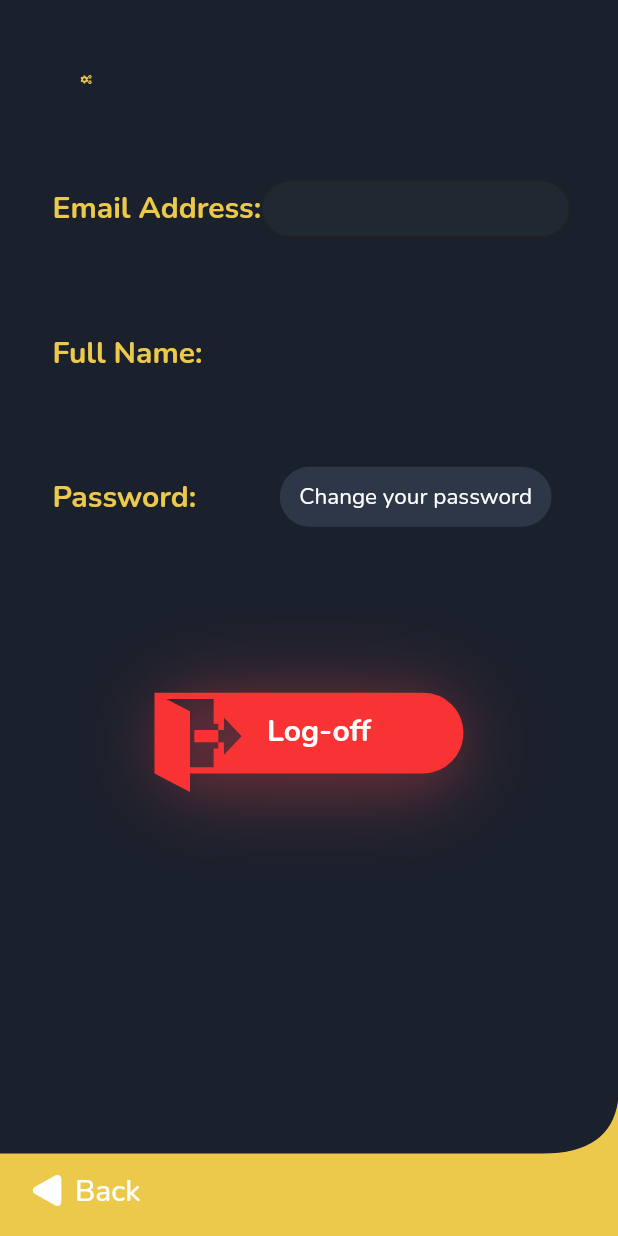
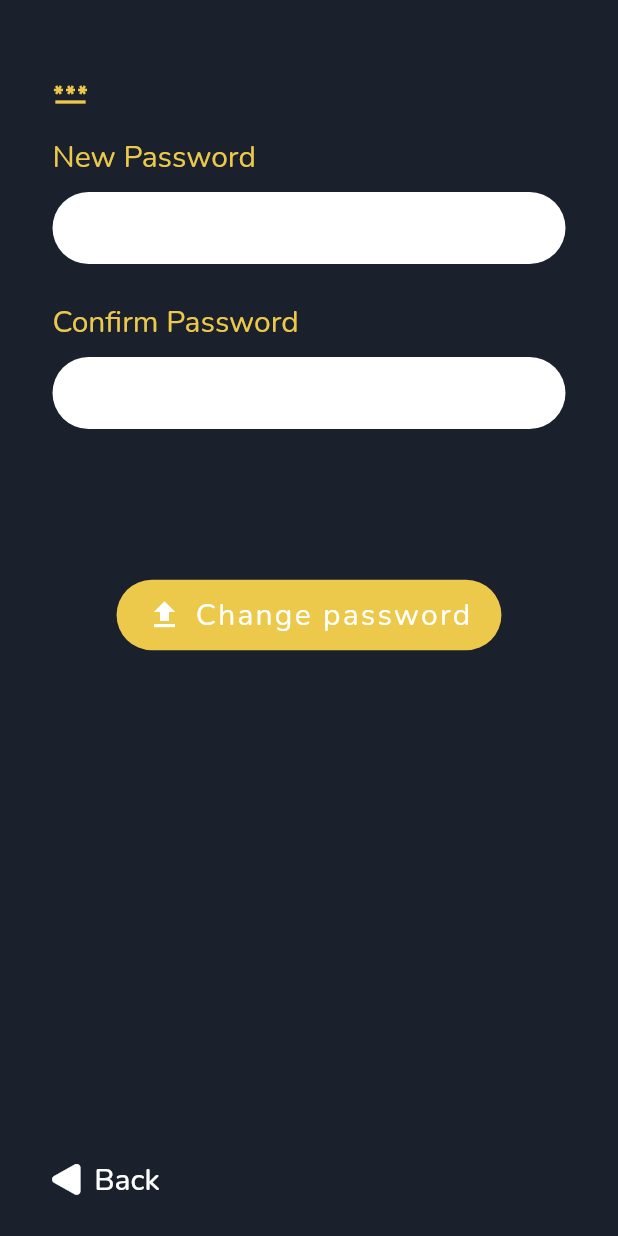
Before and after one commit to Mike4544/gojdu, a Flutter app: the SettingsPage screen opened directly, after a tap on "Change your password", on a phone screen of 412 x 824 dp. Run offline on Flutter 3.47's test engine with Material 2 defaults, Android fonts, the phone set to English and light mode, and no system bars; our stand-ins replace connectivity_plus, flutter_native_splash, flutter_spinkit, flutter_svg, rive and 3 more; missing offline and left inert: animate_icons, dart:ffi; accounts and stored records are empty; statements that could not run were skipped.

Commit message:
Added the bases for the forgotten password page and the change password page

```diff
--- /dev/null
+++ b/lib/pages/change_password.dart
@@ -0,0 +1,91 @@
+import 'package:flutter/material.dart';
+import 'package:gojdu/others/colors.dart';
+import 'package:flutter_svg/flutter_svg.dart';
+import 'dart:ui' as ui;
+import 'package:gojdu/widgets/back_navbar.dart';
+import 'package:gojdu/pages/login.dart';
+import 'package:gojdu/widgets/input_fields.dart';
+import 'package:shared_preferences/shared_preferences.dart';
+
+
+
+class ChangePassword extends StatefulWidget {
+  const ChangePassword({Key? key}) : super(key: key);
+
+  @override
+  State<ChangePassword> createState() => _ChangePasswordState();
+}
+
+class _ChangePasswordState extends State<ChangePassword> {
+
+  final GlobalKey _formKey = GlobalKey();
+
+  String errorMessage1 ='';
+  String errorMessage2 = '';
+
+  @override
+  Widget build(BuildContext context) {
+    return Scaffold(
+      backgroundColor: ColorsB.gray900,
+      bottomNavigationBar: BackNavbar(),
+      appBar: AppBar(
+        automaticallyImplyLeading: false,
+        backgroundColor: Colors.transparent,
+        elevation: 0,
+        flexibleSpace: Padding(
+          padding: const EdgeInsets.fromLTRB(35, 50, 0, 0),
+          child: Row(
+            children: const [
+              Icon(Icons.password, color: ColorsB.yellow500,),
+              SizedBox(width: 20,),
+              Text(
+                'Change your password',
+                style: TextStyle(
+                    color: Colors.white,
+                    fontSize: 25,
+                    fontWeight: FontWeight.w700
+                ),
+              ),
+            ],
+          ),
+        ),
+      ),
+      body: Form(
+        key: _formKey,
+        child: Padding(
+            padding: const EdgeInsets.all(35.0),
+            child: Column(
+              children: [
+                InputField(fieldName: 'New Password', isPassword: true, errorMessage: errorMessage1, isEmail: false,),
+                const SizedBox(height: 25),
+                InputField(fieldName: 'Confirm Password', isPassword: true, errorMessage: errorMessage2, isEmail: false,),
+                const SizedBox(height: 100),
+                TextButton.icon(
+                  style: TextButton.styleFrom(
+                    backgroundColor: ColorsB.yellow500,
+                    padding: const EdgeInsets.symmetric(vertical: 10, horizontal: 20),
+                    shape: RoundedRectangleBorder(
+                      borderRadius: BorderRadius.circular(30),
+                    ),
+                  ),
+                  icon: const Icon(Icons.upload, color: Colors.white),
+                  label: const Text(
+                    'Change password',
+                    style: TextStyle(
+                        color: Colors.white,
+                        fontSize: 20,
+                        fontWeight: FontWeight.normal,
+                        letterSpacing: 1.5
+                    ),
+                    ),
+                  onPressed: () {
+                    //TODO: Make the logic for changing password
+                  }
+                  ),
+              ],
+            )
+        ),
+      ),
+    );
+  }
+}
--- a/lib/pages/news.dart
+++ b/lib/pages/news.dart
@@ -2078,7 +2078,6 @@ class _CalPag2State extends State<CalPag2> with TickerProviderStateMixin {
 
   List<dynamic> _getEventsFromDay(DateTime date) {
 
-
     return _events[date] ?? [];
   }
 
@@ -2141,13 +2140,12 @@ class _CalPag2State extends State<CalPag2> with TickerProviderStateMixin {
     return 0;
   }
 
-  Future<int> _getWeekEvents(DateTime date) async {
+  void _getWeekEvents(DateTime date) {
 
     for(int i = 0; i < 7; i++){
-      await _getList(date);
+      _getList(date);
       date = date.add(const Duration(days: 1));
     }
-    return 0;
   }
 
 
--- a/lib/pages/settings.dart
+++ b/lib/pages/settings.dart
@@ -5,6 +5,8 @@ import 'dart:ui' as ui;
 import 'package:gojdu/widgets/back_navbar.dart';
 import 'package:gojdu/pages/login.dart';
 import 'package:shared_preferences/shared_preferences.dart';
+import 'package:gojdu/pages/change_password.dart';
+import 'package:animations/animations.dart';
 
 
 class SettingsPage extends StatefulWidget {
@@ -146,7 +148,7 @@ class _SettingsPageState extends State<SettingsPage> {
                                 ),
                                 constraints: BoxConstraints(
                                     minWidth: 100,
-                                    maxWidth: device.width * 0.5,
+                                    maxWidth: device.width * 0.45,
                                 ),
                               )
                             ],
@@ -174,7 +176,13 @@ class _SettingsPageState extends State<SettingsPage> {
                                 offset: const Offset(0, 5),
                                 child: TextButton(
                                   onPressed: () {
-                                    //  Change pass
+                                    Navigator.push(context, PageRouteBuilder(
+                                      transitionDuration: const Duration(milliseconds: 500),
+                                      reverseTransitionDuration: const Duration(milliseconds: 500),
+                                      pageBuilder: (context, a1, a2) => const ChangePassword(),
+                                      transitionsBuilder: (context, a1, a2, child) =>
+                                          SharedAxisTransition(animation: a1, secondaryAnimation: a2, transitionType: SharedAxisTransitionType.vertical, child: child, fillColor: ColorsB.gray900,),
+                                    ));
                                   },
                                   child: const Padding(
                                     padding: EdgeInsets.symmetric(horizontal: 5, vertical: 2),
```
Also changed, not shown: lib/pages/forgot_password.dart (added, +115 -0 lines), lib/pages/login.dart (+8 -2 lines).
